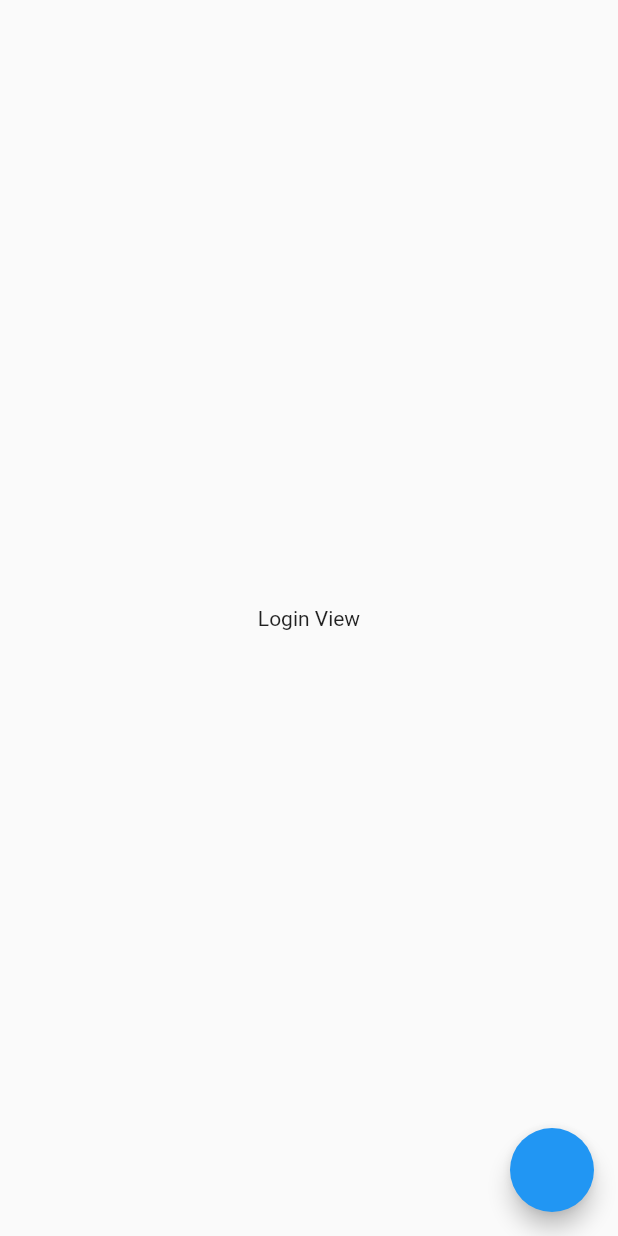
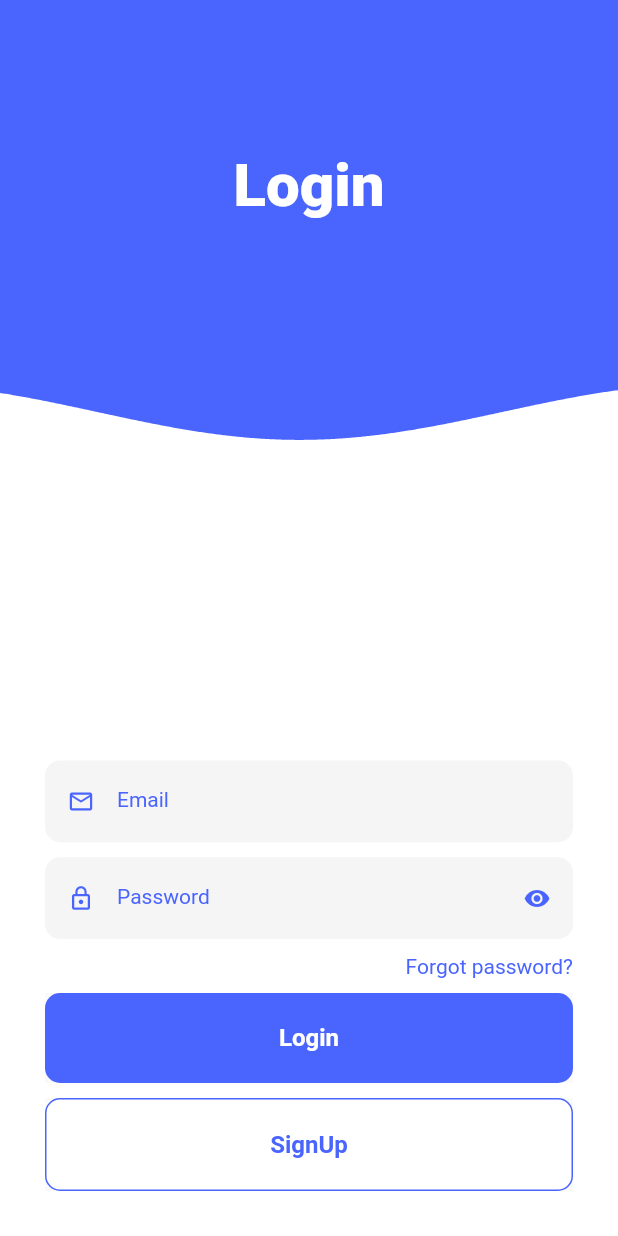
Before and after one commit to azrael8576/Flutter-Stacked, a Flutter app: the screen it shows after launch, on a phone screen of 412 x 824 dp. Run offline on Flutter 3.47's test engine with Material 2 defaults, Android fonts, the phone set to English and light mode, and no system bars; our stand-ins replace auto_route, get_it, injectable, logger, stacked, stacked_services.

Commit message:
- Feat: LoginPage layout. - Feat: Some small widget & shared class.

```diff
--- /dev/null
+++ b/lib/ui/shared/app_colors.dart
@@ -0,0 +1,7 @@
+import 'package:flutter/material.dart';
+
+class AppColors {
+  static const Color white = const Color(0xffffffff);
+  static const Color mediumBlue = const Color(0xff4A64FE);
+  static const List validEmail = ['417437'];
+}
--- /dev/null
+++ b/lib/ui/shared/text_styles.dart
@@ -0,0 +1,4 @@
+import 'package:flutter/material.dart';
+
+const headerStyle = TextStyle(fontSize: 35, fontWeight: FontWeight.w900);
+const subHeaderStyle = TextStyle(fontSize: 16.0, fontWeight: FontWeight.w500);
--- /dev/null
+++ b/lib/ui/shared/ui_helpers.dart
@@ -0,0 +1,37 @@
+import 'package:flutter/material.dart';
+
+import 'app_colors.dart';
+
+/// Contains useful consts to reduce boilerplate and duplicate code
+class UIHelper {
+  // Vertical spacing constants. Adjust to your liking.
+  static const double _VerticalSpaceSmall = 10.0;
+  static const double _VerticalSpaceMedium = 20.0;
+  static const double _VerticalSpaceLarge = 60.0;
+
+  // Vertical spacing constants. Adjust to your liking.
+  static const double _HorizontalSpaceSmall = 10.0;
+  static const double _HorizontalSpaceMedium = 20.0;
+  static const double _HorizontalSpaceLarge = 60.0;
+
+  static const Widget verticalSpaceSmall =
+      SizedBox(height: _VerticalSpaceSmall);
+  static const Widget verticalSpaceMedium =
+      SizedBox(height: _VerticalSpaceMedium);
+  static const Widget verticalSpaceLarge =
+      SizedBox(height: _VerticalSpaceLarge);
+
+  static const Widget horizontalSpaceSmall =
+      SizedBox(width: _HorizontalSpaceSmall);
+  static const Widget horizontalSpaceMedium =
+      SizedBox(width: _HorizontalSpaceMedium);
+  static const Widget horizontalSpaceLarge =
+      SizedBox(width: _HorizontalSpaceLarge);
+
+  static Widget standardText({String text}) => Text(
+    text,
+        style: TextStyle(
+          color: AppColors.mediumBlue,
+        ),
+      );
+}
--- a/lib/ui/views/login/login_view.dart
+++ b/lib/ui/views/login/login_view.dart
@@ -1,19 +1,179 @@
+import 'package:flutter/cupertino.dart';
 import 'package:flutter/material.dart';
+import 'package:flutterstacked/ui/shared/app_colors.dart';
+import 'package:flutterstacked/ui/shared/ui_helpers.dart';
 import 'package:flutterstacked/ui/views/login/login_viewmodel.dart';
+import 'package:flutterstacked/ui/widgets/button_widget.dart';
+import 'package:flutterstacked/ui/widgets/textfield_widget.dart';
+import 'package:flutterstacked/ui/widgets/wave_widget.dart';
 import 'package:stacked/stacked.dart';
 
 class LoginView extends StatelessWidget {
   @override
   Widget build(BuildContext context) {
-    return ViewModelBuilder<LoginViewModel>.reactive(
-      builder: (context, model, child) => Scaffold(
-        body: Center(
-          child: Text(model.title),
-        ),
-        floatingActionButton:
-            FloatingActionButton(onPressed: () => model.navigateToHome()),
-      ),
+    return ViewModelBuilder<LoginViewModel>.nonReactive(
+      builder: (context, model, child) {
+        model.updateScreenSize(MediaQuery.of(context).size);
+        model.isKeyboardOpen(MediaQuery.of(context).viewInsets.bottom > 0);
+        return Scaffold(
+          body: GestureDetector(
+            behavior: HitTestBehavior.translucent,
+            onTap: () => FocusScope.of(context).requestFocus(FocusNode()),
+            child: Stack(
+              children: <Widget>[
+                _LoginTitleContainer(),
+                _LoginTitleText(),
+                _LoginTitleAnimatedPositioned(),
+                Padding(
+                  padding: const EdgeInsets.all(30.0),
+                  child: Column(
+                    mainAxisAlignment: MainAxisAlignment.end,
+                    children: <Widget>[
+                      _AccountTextField(),
+                      UIHelper.verticalSpaceSmall,
+                      _PasswordTextField(),
+                      UIHelper.verticalSpaceSmall,
+                      Row(
+                        mainAxisAlignment: MainAxisAlignment.end,
+                        children: <Widget>[
+                          UIHelper.standardText(text: 'Forgot password?'),
+                        ],
+                      ),
+                      UIHelper.verticalSpaceSmall,
+                      _LoginButton(),
+                      UIHelper.verticalSpaceSmall,
+                      _SignUpButton(),
+                    ],
+                  ),
+                ),
+              ],
+            ),
+          ),
+        );
+      },
       viewModelBuilder: () => LoginViewModel(),
     );
   }
 }
+
+class _LoginTitleContainer extends ViewModelWidget<LoginViewModel> {
+  const _LoginTitleContainer([Key key]) : super(key: key, reactive: true);
+
+  @override
+  Widget build(BuildContext context, LoginViewModel viewModel) {
+    return Container(
+      height: viewModel.screenSize.height - 200,
+      color: AppColors.mediumBlue,
+    );
+  }
+}
+
+class _LoginTitleText extends ViewModelWidget<LoginViewModel> {
+  _LoginTitleText([Key key]) : super(key: key, reactive: false);
+
+  @override
+  Widget build(BuildContext context, LoginViewModel viewModel) {
+    return Padding(
+      padding: const EdgeInsets.only(top: 100.0),
+      child: Row(
+        mainAxisAlignment: MainAxisAlignment.center,
+        children: <Widget>[
+          Text(
+            viewModel.title,
+            style: TextStyle(
+              color: AppColors.white,
+              fontSize: 40.0,
+              fontWeight: FontWeight.w900,
+            ),
+          ),
+        ],
+      ),
+    );
+  }
+}
+
+class _LoginTitleAnimatedPositioned extends ViewModelWidget<LoginViewModel> {
+  const _LoginTitleAnimatedPositioned([Key key])
+      : super(key: key, reactive: true);
+
+  @override
+  Widget build(BuildContext context, LoginViewModel viewModel) {
+    return AnimatedPositioned(
+      duration: Duration(milliseconds: 1000),
+      curve: Curves.easeOutQuad,
+      top: viewModel.keyboardOpen ? -viewModel.screenSize.height / 3.7 : 0.0,
+      child: WaveWidget(
+        size: viewModel.screenSize,
+        yOffset: viewModel.screenSize.height / 3.0,
+        color: AppColors.white,
+      ),
+    );
+  }
+}
+
+class _AccountTextField extends ViewModelWidget<LoginViewModel> {
+  const _AccountTextField([Key key]) : super(key: key, reactive: true);
+
+  @override
+  Widget build(BuildContext context, LoginViewModel viewModel) {
+    return TextFieldWidget(
+      hintText: 'Email',
+      obscureText: false,
+      prefixIconData: Icons.mail_outline,
+      suffixIconData: viewModel.isValid ? Icons.check : null,
+      onChange: (value) {
+        viewModel.isValidEmail(value);
+//                          tokenBloc.userId = value;
+      },
+    );
+  }
+}
+
+class _PasswordTextField extends ViewModelWidget<LoginViewModel> {
+  const _PasswordTextField([Key key]) : super(key: key, reactive: true);
+
+  @override
+  Widget build(BuildContext context, LoginViewModel viewModel) {
+    return TextFieldWidget(
+      hintText: 'Password',
+      onTap: () => viewModel.isVisible = !viewModel.isVisible,
+      obscureText: viewModel.isVisible,
+      prefixIconData: Icons.lock_outline,
+      suffixIconData:
+          viewModel.isVisible ? Icons.visibility : Icons.visibility_off,
+      onChange: (value) {
+//        tokenBloc.password = value;
+      },
+    );
+  }
+}
+
+class _LoginButton extends ViewModelWidget<LoginViewModel> {
+  @override
+  Widget build(BuildContext context, LoginViewModel viewModel) {
+    return ButtonWidget(
+      title: 'Login',
+      onTap: () async {
+//        var loginStatus = await AppModule.to.bloc<TokenBloc>().login();
+//        if (loginStatus == true) {
+          viewModel.navigateToHome();
+//        }
+      },
+      hasBorder: false,
+    );
+  }
+}
+
+
+class _SignUpButton extends ViewModelWidget<LoginViewModel> {
+  @override
+  Widget build(BuildContext context, LoginViewModel viewModel) {
+    return ButtonWidget(
+      title: 'SignUp',
+      onTap: () async {
+
+      },
+      hasBorder: true,
+    );
+  }
+}
--- a/lib/ui/views/login/login_viewmodel.dart
+++ b/lib/ui/views/login/login_viewmodel.dart
@@ -1,14 +1,46 @@
+import 'dart:ui';
+
 import 'package:flutterstacked/app/locator.dart';
 import 'package:flutterstacked/app/router.gr.dart';
+import 'package:flutterstacked/logger.dart';
+import 'package:flutterstacked/ui/shared/app_colors.dart';
 import 'package:stacked/stacked.dart';
 import 'package:stacked_services/stacked_services.dart';
 
 class LoginViewModel extends BaseViewModel {
+  final log = getLogger('LoginViewModel');
   final NavigationService _navigationService = locator<NavigationService>();
-  String _title = 'Login View';
+  String _title = 'Login';
+  Size _screenSize;
+  bool _keyboardOpen;
+  bool _isValid = false;
+  bool _isVisible = true;
+
+
   String get title => _title;
+  Size get screenSize => (_screenSize != null) ? _screenSize : null;
+  bool get keyboardOpen => (_keyboardOpen != null) ? _keyboardOpen : null;
+  bool get isValid => _isValid;
+  bool get isVisible => _isVisible;
 
-  Future navigateToHome() async{
+  void isValidEmail(String input) {
+    if (input == AppColors.validEmail.first) {
+      _isValid = true;
+    } else {
+      _isValid = false;
+    }
+    notifyListeners();
+  }
+  void updateScreenSize(Size size) => _screenSize = size;
+  void isKeyboardOpen(bool bool) {
+    _keyboardOpen = bool;
+    notifyListeners();
+  }
+  set isVisible(bool value) {
+    _isVisible = value;
+    notifyListeners();
+  }
+  Future navigateToHome() async {
     await _navigationService.navigateTo(Routes.homeView);
   }
 }
--- /dev/null
+++ b/lib/ui/widgets/button_widget.dart
@@ -0,0 +1,44 @@
+import 'package:flutter/material.dart';
+import 'package:flutterstacked/ui/shared/app_colors.dart';
+
+class ButtonWidget extends StatelessWidget {
+  final String title;
+  final bool hasBorder;
+  final Function onTap;
+
+  const ButtonWidget({Key key, this.title, this.hasBorder, this.onTap}) : super(key: key);
+
+  @override
+  Widget build(BuildContext context) {
+    return GestureDetector(
+      onTap: onTap,
+      child: Material(
+        child: Ink(
+          decoration: BoxDecoration(
+            color: hasBorder ? AppColors.white : AppColors.mediumBlue,
+            borderRadius: BorderRadius.circular(10.0),
+            border: hasBorder
+                ? Border.all(color: AppColors.mediumBlue, width: 1.0)
+                : Border.fromBorderSide(BorderSide.none),
+          ),
+          child: InkWell(
+            borderRadius: BorderRadius.circular(10.0),
+            child: Container(
+              height: 60.0,
+              child: Center(
+                child: Text(
+                  title,
+                  style: TextStyle(
+                    color: hasBorder ? AppColors.mediumBlue : AppColors.white,
+                    fontWeight: FontWeight.w600,
+                    fontSize: 16.0,
+                  ),
+                ),
+              ),
+            ),
+          ),
+        ),
+      ),
+    );
+  }
+}
--- /dev/null
+++ b/lib/ui/widgets/clipper_widget.dart
@@ -0,0 +1,20 @@
+import 'package:flutter/material.dart';
+
+class ClipperWidget extends CustomClipper<Path> {
+  final List<Offset> waveList;
+  ClipperWidget({this.waveList});
+
+  @override
+  getClip(Size size) {
+    final Path path = Path();
+    path.addPolygon(waveList, false);
+    path.lineTo(size.width, size.height);
+    path.lineTo(0.0, size.height);
+    path.close();
+    return path;
+  }
+
+  @override
+  bool shouldReclip(CustomClipper oldClipper) => true;
+
+}
--- /dev/null
+++ b/lib/ui/widgets/textfield_widget.dart
@@ -0,0 +1,61 @@
+import 'package:flutter/material.dart';
+import 'package:flutterstacked/ui/shared/app_colors.dart';
+
+class TextFieldWidget extends StatelessWidget {
+  final String hintText;
+  final IconData prefixIconData;
+  final IconData suffixIconData;
+  final bool obscureText;
+  final Function onChange;
+  final Function onTap;
+
+  const TextFieldWidget({
+    Key key,
+    this.hintText,
+    this.prefixIconData,
+    this.suffixIconData,
+    this.obscureText = false,
+    this.onChange,
+    this.onTap,
+  }) : super(key: key);
+
+  @override
+  Widget build(BuildContext context) {
+    return TextField(
+      onChanged: onChange,
+      obscureText: obscureText,
+      style: TextStyle(
+        color: AppColors.mediumBlue,
+        fontSize: 14.0,
+      ),
+      cursorColor: AppColors.mediumBlue,
+      decoration: InputDecoration(
+        labelText: hintText,
+        prefixIcon: Icon(
+          prefixIconData,
+          size: 18,
+          color: AppColors.mediumBlue,
+        ),
+        suffixIcon: GestureDetector(
+          onTap: onTap,
+          child: Icon(
+            suffixIconData,
+            size: 18,
+            color: AppColors.mediumBlue,
+          ),
+        ),
+        filled: true,
+        enabledBorder: UnderlineInputBorder(
+          borderRadius: BorderRadius.circular(10),
+          borderSide: BorderSide.none,
+        ),
+        focusedBorder: OutlineInputBorder(
+          borderRadius: BorderRadius.circular(10),
+          borderSide: BorderSide(color: AppColors.mediumBlue),
+        ),
+        labelStyle: TextStyle(color: AppColors.mediumBlue),
+        focusColor: AppColors.mediumBlue,
+      ),
+    );
+  }
+}
--- /dev/null
+++ b/lib/ui/widgets/wave_widget.dart
@@ -0,0 +1,75 @@
+import 'dart:math' as Math;
+
+import 'package:flutter/material.dart';
+
+import 'clipper_widget.dart';
+
+class WaveWidget extends StatefulWidget {
+  final Size size;
+  final double yOffset;
+  final Color color;
+
+  WaveWidget({
+    Key key,
+    this.size,
+    this.yOffset,
+    this.color,
+  }) : super(key: key);
+
+  @override
+  State<StatefulWidget> createState() => _WaveWidgetState();
+}
+
+class _WaveWidgetState extends State<WaveWidget> with TickerProviderStateMixin {
+  AnimationController animationController;
+  List<Offset> wavePoints = [];
+
+  @override
+  void initState() {
+    super.initState();
+    animationController =
+    AnimationController(vsync: this, duration: Duration(milliseconds: 5000))
+      ..addListener(() {
+        wavePoints.clear();
+        final double waveSpeed = animationController.value * 1080;
+        final double fullSphere = animationController.value * Math.pi * 2;
+        final double normalizer = Math.cos(fullSphere);
+        final double waveWidth = Math.pi / 270;
+        final double waveHeight = 20.0;
+
+        for (int i = 0; i <= widget.size.width.toInt(); ++i) {
+          double calc = Math.sin((waveSpeed - i) * waveWidth);
+          wavePoints.add(
+            Offset(
+              i.toDouble(), //X
+              calc * waveHeight * normalizer + widget.yOffset, //Y
+            ),
+          );
+        }
+      });
+    animationController.repeat();
+  }
+
+  @override
+  void dispose() {
+    animationController.dispose();
+    super.dispose();
+  }
+
+  @override
+  Widget build(BuildContext context) {
+    return AnimatedBuilder(
+        animation: animationController,
+        builder: (context, _) {
+          return ClipPath(
+              clipper: ClipperWidget(
+                waveList: wavePoints,
+              ),
+              child: Container(
+                width: widget.size.width,
+                height: widget.size.height,
+                color: widget.color,
+              ));
+        });
+  }
+}
--- a/pubspec.yaml
+++ b/pubspec.yaml
@@ -33,12 +33,12 @@ dependencies:
 
   # state management
   stacked: ^1.5.7+1
-  # StatefulWidget Template
+  # An implementation of the ViewModelWidget that allows you to use Hooks in the build
   stacked_hooks:
   # navigation
   auto_route:
   # navigation_service, dialog_service, snackbar_service
-    stacked_services:
+  stacked_services:
   # inversion of control
   get_it:
   injectable:
```
